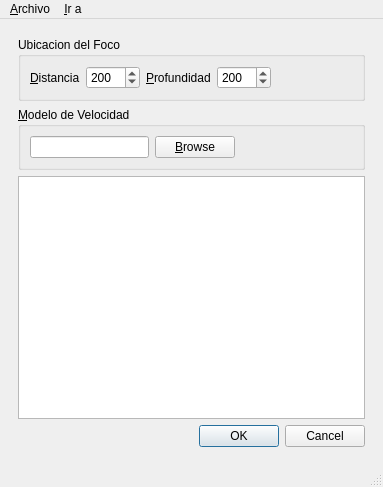
Old version of the form mainwindow/mainwindow.ui in the repository edvelezg/viper-sugui.
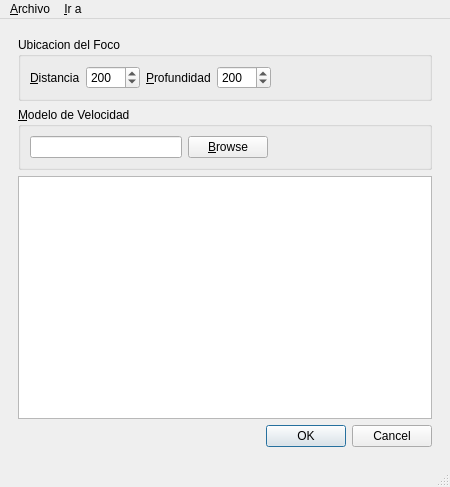
New version of the form. The open tabs and pages were chosen to show the change.

Commit message: changed to do 2 functionalities

```diff
--- a/mainwindow/mainwindow.ui
+++ b/mainwindow/mainwindow.ui
@@ -5,7 +5,7 @@
    <rect>
     <x>0</x>
     <y>0</y>
-    <width>383</width>
+    <width>450</width>
     <height>487</height>
    </rect>
   </property>
@@ -317,7 +317,7 @@
     <rect>
      <x>0</x>
      <y>0</y>
-     <width>383</width>
+     <width>450</width>
      <height>22</height>
     </rect>
    </property>
```
Left out of the diff: 2 changed lines with no effect on the pictures. The commit also changes 1 other file.
